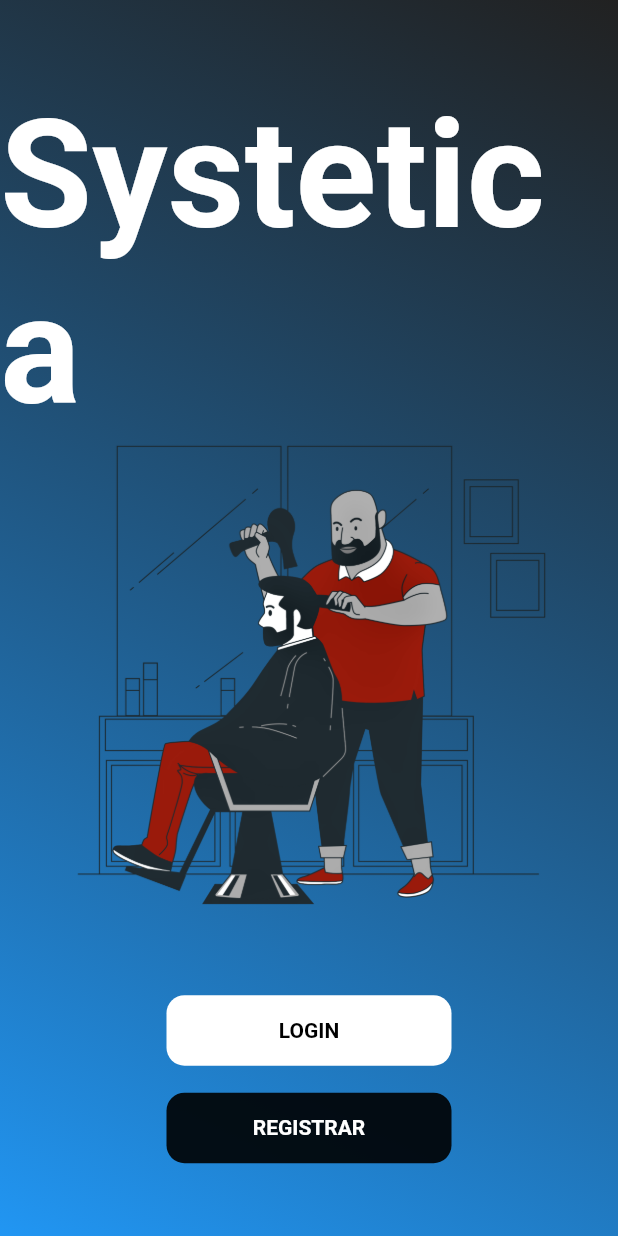
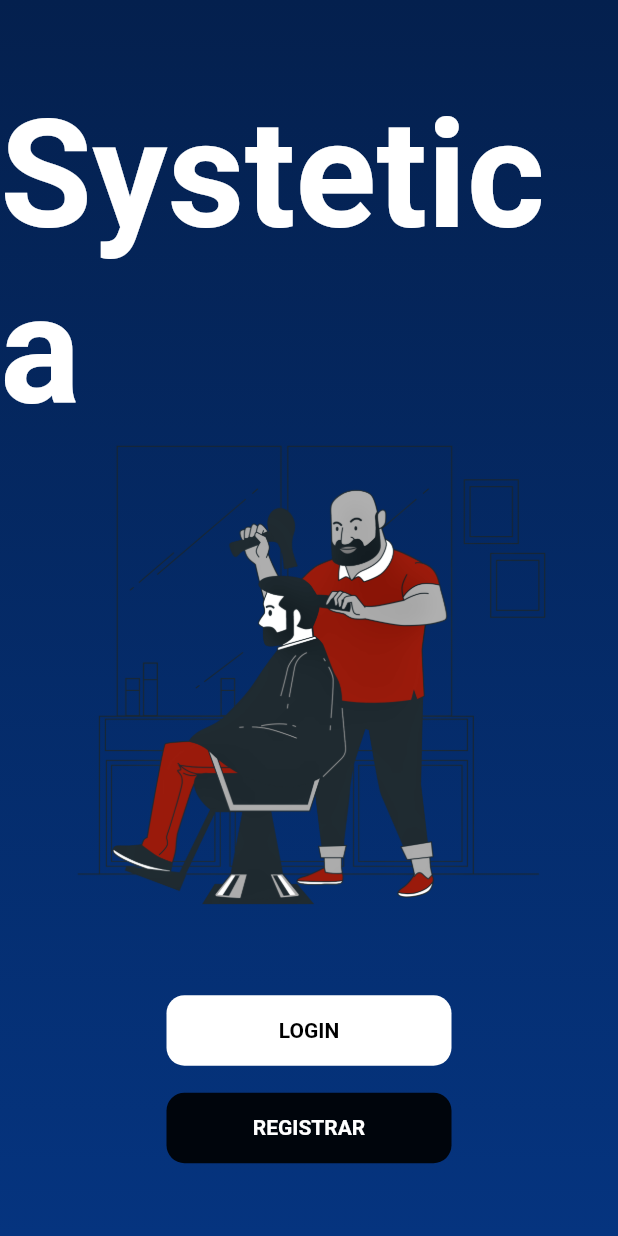
Before and after one commit to ifpr-paranavai/Systetica, a Flutter app: the screen it shows after launch, on a phone screen of 412 x 824 dp. Run offline on Flutter 3.47's test engine with Material 2 defaults, Android fonts, the phone set to English and light mode, and no system bars; our stand-ins replace dio, dropdown_search, form_field_validator, google_fonts, mask_text_input_formatter, page_transition and 1 more; accounts and stored records are empty.

```diff
--- a/frontEnd/Systetica/lib/main.dart
+++ b/frontEnd/Systetica/lib/main.dart
@@ -1,4 +1,5 @@
 import 'dart:io';
+
 import 'package:flutter/material.dart';
 import 'package:flutter_localizations/flutter_localizations.dart';
 import 'package:systetica/screen/inicio/view/inicio_page.dart';
@@ -23,19 +24,15 @@ class MyApp extends StatelessWidget {
 
   @override
   Widget build(BuildContext context) {
-    // FlutterStatusbarcolo.setStatusBarColor(Colors.white);
     return MaterialApp(
-      localizationsDelegates:
-        GlobalMaterialLocalizations.delegates,
+      localizationsDelegates: GlobalMaterialLocalizations.delegates,
       supportedLocales: const [
         Locale('pt', ''),
       ],
       title: 'Systetica',
       debugShowCheckedModeBanner: false,
       theme: appThemeData,
-      home: const SafeArea(
-        child: InicioPage(),
-      ),
+      home: const InicioPage(),
     );
   }
 }
--- a/frontEnd/Systetica/lib/screen/inicio/view/inicio_widget.dart
+++ b/frontEnd/Systetica/lib/screen/inicio/view/inicio_widget.dart
@@ -1,3 +1,4 @@
+import 'dart:async';
 import 'package:flutter/material.dart';
 import 'package:google_fonts/google_fonts.dart';
 import 'package:systetica/components/botoes/botao_acao_widget.dart';
@@ -7,22 +8,57 @@ import 'package:systetica/screen/cadastro_usuario/view/cadastro/cadastro_page.da
 import 'package:systetica/screen/inicio/view/inicio_page.dart';
 import 'package:systetica/screen/login/view/login/login_page.dart';
 
-class InicioWidget extends State<InicioPage> {
+class InicioWidget extends State<InicioPage> with TickerProviderStateMixin {
   var myPageTransition = MyPageTransition();
+  List<Color> colorList = [
+    const Color(0xff0752d0),
+    const Color(0xff0743aa),
+    const Color(0xff05347f),
+    const Color(0xff05347f),
+    const Color(0xff031431),
+  ];
+  List<Alignment> alignmentList = [Alignment.topCenter, Alignment.bottomCenter];
+  int index = 0;
+  Color bottomColor = const Color(0xff0743aa);
+  Color topColor = const Color(0xff031431);
+  Alignment begin = Alignment.bottomCenter;
+  Alignment end = Alignment.topCenter;
+
+  @override
+  void initState() {
+    super.initState();
+    Timer(
+      const Duration(microseconds: 0),
+      () {
+        setState(
+          () {
+            bottomColor = const Color(0xff031431);
+          },
+        );
+      },
+    );
+  }
 
   @override
   Widget build(BuildContext context) {
     return SafeArea(
       child: Scaffold(
-        body: Container(
-          decoration: const BoxDecoration(
+        body: AnimatedContainer(
+          duration: const Duration(seconds: 2),
+          onEnd: () {
+            setState(
+              () {
+                index = index + 1;
+                bottomColor = colorList[index % colorList.length];
+                topColor = colorList[(index + 1) % colorList.length];
+              },
+            );
+          },
+          decoration: BoxDecoration(
             gradient: LinearGradient(
-              begin: Alignment.topRight,
-              end: Alignment.bottomLeft,
-              colors: [
-                Colors.black87,
-                Colors.blue,
-              ],
+              begin: begin,
+              end: end,
+              colors: [bottomColor, topColor],
             ),
           ),
           child: Center(
```
